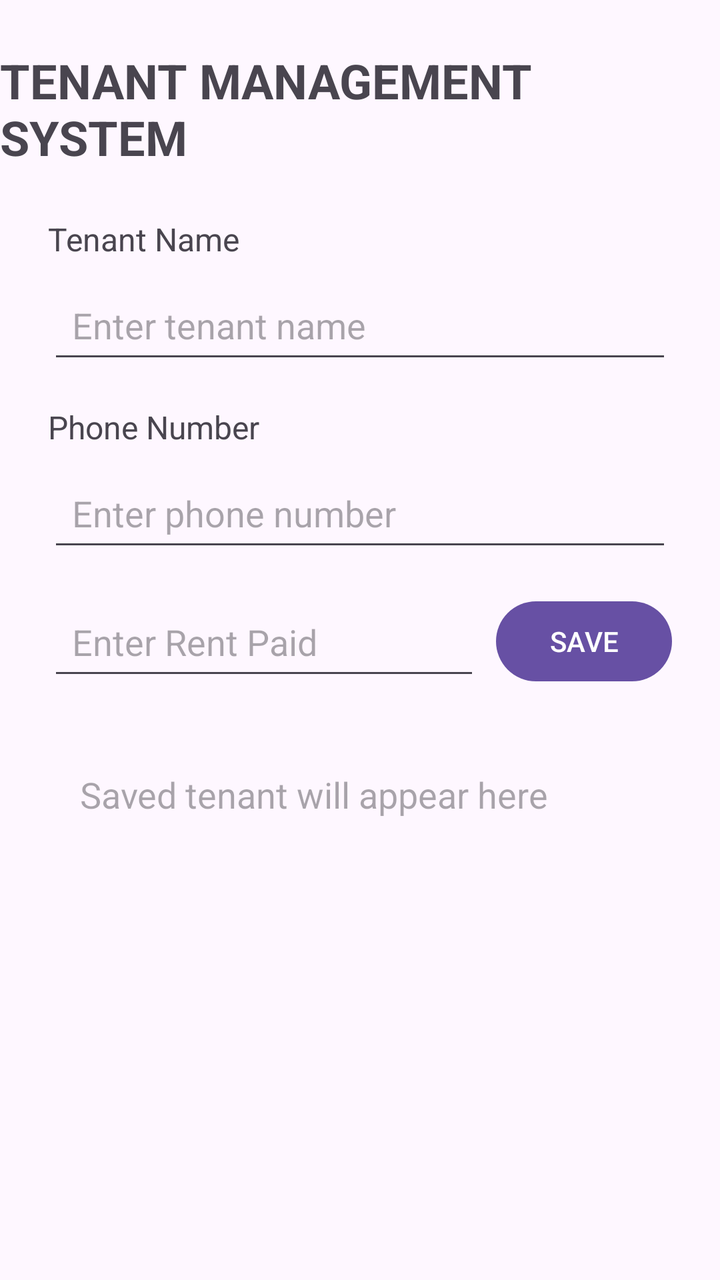
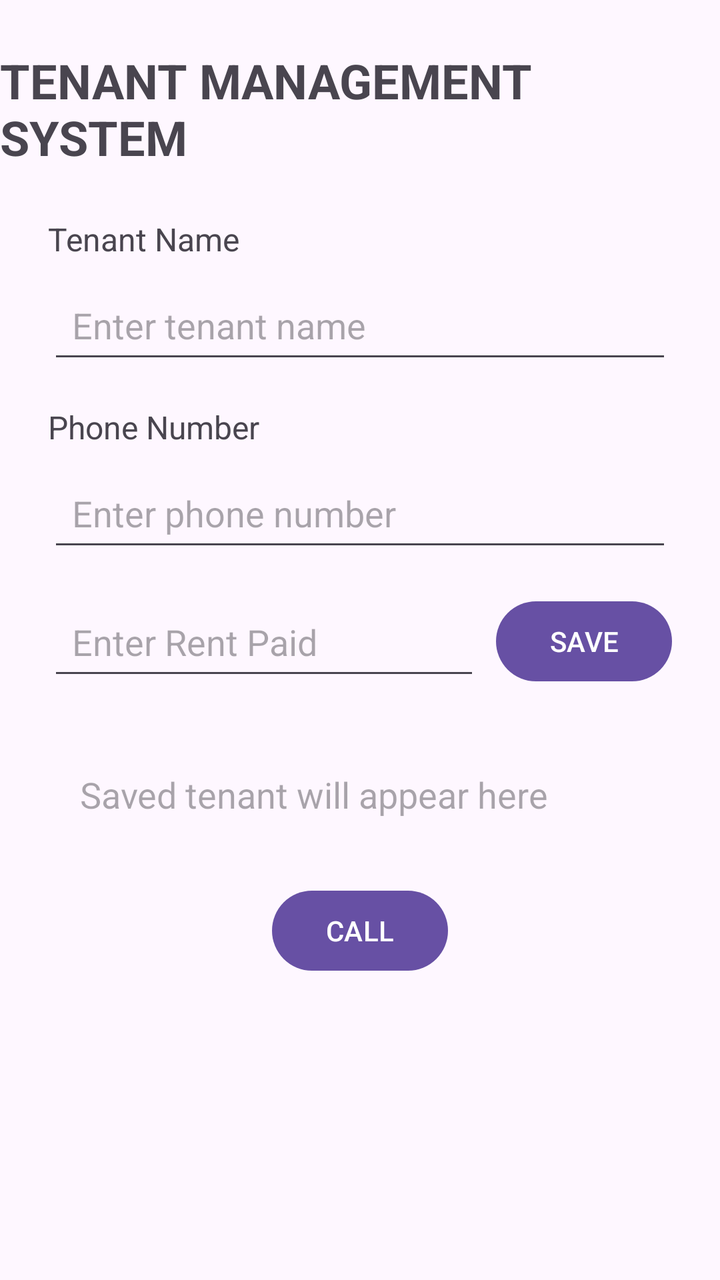

Compare the two renders of this Android layout. The source of the first and the diff that turns it into the second are given below.
<!-- AndroidManifest.xml: application theme Theme.TenantManagement -->
<!-- res/layout/activity_main.xml -->
<?xml version="1.0" encoding="utf-8"?>
<layout xmlns:android="http://schemas.android.com/apk/res/android"
    xmlns:app="http://schemas.android.com/apk/res-auto">

    <data>
        <variable
            name="tenant"
            type="com.example.tenantmanagement.Tenant" />
    </data>

    <androidx.constraintlayout.widget.ConstraintLayout
        android:layout_width="match_parent"
        android:layout_height="match_parent">

        <TextView
            android:id="@+id/titleTextView"
            android:layout_width="wrap_content"
            android:layout_height="wrap_content"
            android:text="TENANT MANAGEMENT SYSTEM"
            android:textSize="24sp"
            android:textStyle="bold"
            android:layout_marginTop="24dp"
            app:layout_constraintTop_toTopOf="parent"
            app:layout_constraintStart_toStartOf="parent"
            app:layout_constraintEnd_toEndOf="parent" />

        <TextView
            android:id="@+id/tenantNameLabel"
            android:layout_width="wrap_content"
            android:layout_height="wrap_content"
            android:text="Tenant Name"
            android:textSize="16sp"
            android:layout_marginTop="24dp"
            android:layout_marginStart="24dp"
            app:layout_constraintTop_toBottomOf="@id/titleTextView"
            app:layout_constraintStart_toStartOf="parent" />

        <EditText
            android:id="@+id/tenantNameEditText"
            android:layout_width="0dp"
            android:layout_height="wrap_content"
            android:hint="Enter tenant name"
            android:minHeight="48dp"
            android:padding="12dp"
            android:layout_marginTop="8dp"
            android:layout_marginStart="24dp"
            android:layout_marginEnd="24dp"
            app:layout_constraintTop_toBottomOf="@id/tenantNameLabel"
            app:layout_constraintStart_toStartOf="parent"
            app:layout_constraintEnd_toEndOf="parent" />

        <TextView
            android:id="@+id/phoneLabel"
            android:layout_width="wrap_content"
            android:layout_height="wrap_content"
            android:text="Phone Number"
            android:textSize="16sp"
            android:layout_marginTop="16dp"
            android:layout_marginStart="24dp"
            app:layout_constraintTop_toBottomOf="@id/tenantNameEditText"
            app:layout_constraintStart_toStartOf="parent" />

        <EditText
            android:id="@+id/phoneEditText"
            android:layout_width="0dp"
            android:layout_height="wrap_content"
            android:hint="Enter phone number"
            android:inputType="phone"
            android:minHeight="48dp"
            android:padding="12dp"
            android:layout_marginTop="8dp"
            android:layout_marginStart="24dp"
            android:layout_marginEnd="24dp"
            app:layout_constraintTop_toBottomOf="@id/phoneLabel"
            app:layout_constraintStart_toStartOf="parent"
            app:layout_constraintEnd_toEndOf="parent" />

        <EditText
            android:id="@+id/rentEditText"
            android:layout_width="0dp"
            android:layout_height="wrap_content"
            android:hint="Enter Rent Paid"
            android:inputType="numberDecimal"
            android:minHeight="48dp"
            android:padding="12dp"
            android:layout_marginStart="24dp"
            android:layout_marginTop="16dp"
            android:layout_marginEnd="8dp"
            app:layout_constraintTop_toBottomOf="@id/phoneEditText"
            app:layout_constraintStart_toStartOf="parent"
            app:layout_constraintEnd_toStartOf="@id/saveButton" />

        <Button
            android:id="@+id/saveButton"
            android:layout_width="wrap_content"
            android:layout_height="wrap_content"
            android:text="SAVE"
            android:layout_marginEnd="24dp"
            app:layout_constraintTop_toTopOf="@id/rentEditText"
            app:layout_constraintEnd_toEndOf="parent" />

        <TextView
            android:id="@+id/tenantResultTextView"
            android:layout_width="0dp"
            android:layout_height="wrap_content"
            android:text="@{tenant.summary()}"
            android:hint="Saved tenant will appear here"
            android:textSize="18sp"
            android:padding="16dp"
            android:layout_margin="24dp"
            app:layout_constraintTop_toBottomOf="@id/rentEditText"
            app:layout_constraintStart_toStartOf="parent"
            app:layout_constraintEnd_toEndOf="parent" />

    </androidx.constraintlayout.widget.ConstraintLayout>
</layout>
<!-- resources referenced by this layout -->
<resources>
  <style name="Theme.TenantManagement" parent="Base.Theme.TenantManagement" />
  <style name="Base.Theme.TenantManagement" parent="Theme.Material3.DayNight.NoActionBar">
          
          
      </style>
</resources>

<!-- the commit's change to res/layout/activity_main.xml (unified diff, before → after) -->
@@ -112,5 +112,15 @@
             app:layout_constraintStart_toStartOf="parent"
             app:layout_constraintEnd_toEndOf="parent" />
 
+        <Button
+            android:id="@+id/callButton"
+            android:layout_width="wrap_content"
+            android:layout_height="wrap_content"
+            android:text="@string/call_button_text"
+            android:layout_marginTop="16dp"
+            app:layout_constraintTop_toBottomOf="@id/tenantResultTextView"
+            app:layout_constraintStart_toStartOf="parent"
+            app:layout_constraintEnd_toEndOf="parent" />
+
     </androidx.constraintlayout.widget.ConstraintLayout>
 </layout>
<!-- resource entries referenced after the edit -->
@@ -1,5 +1,6 @@
 <!-- resources referenced by this layout -->
 <resources>
+  <string name="call_button_text">CALL</string>
   <style name="Theme.TenantManagement" parent="Base.Theme.TenantManagement" />
   <style name="Base.Theme.TenantManagement" parent="Theme.Material3.DayNight.NoActionBar">
           
